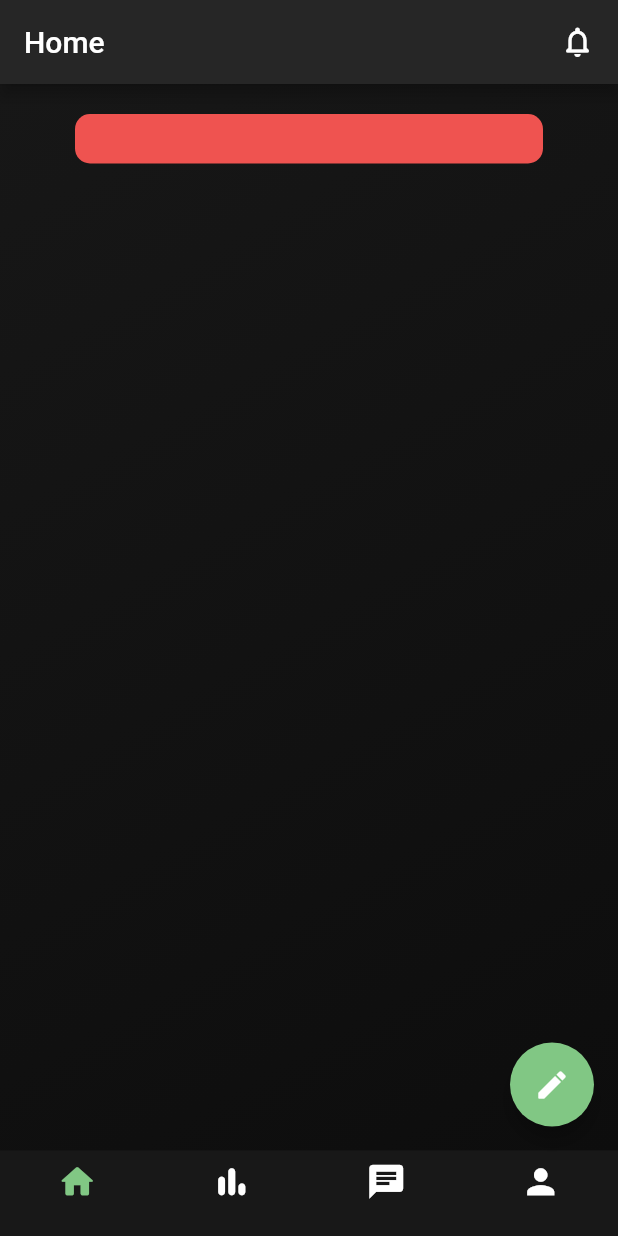
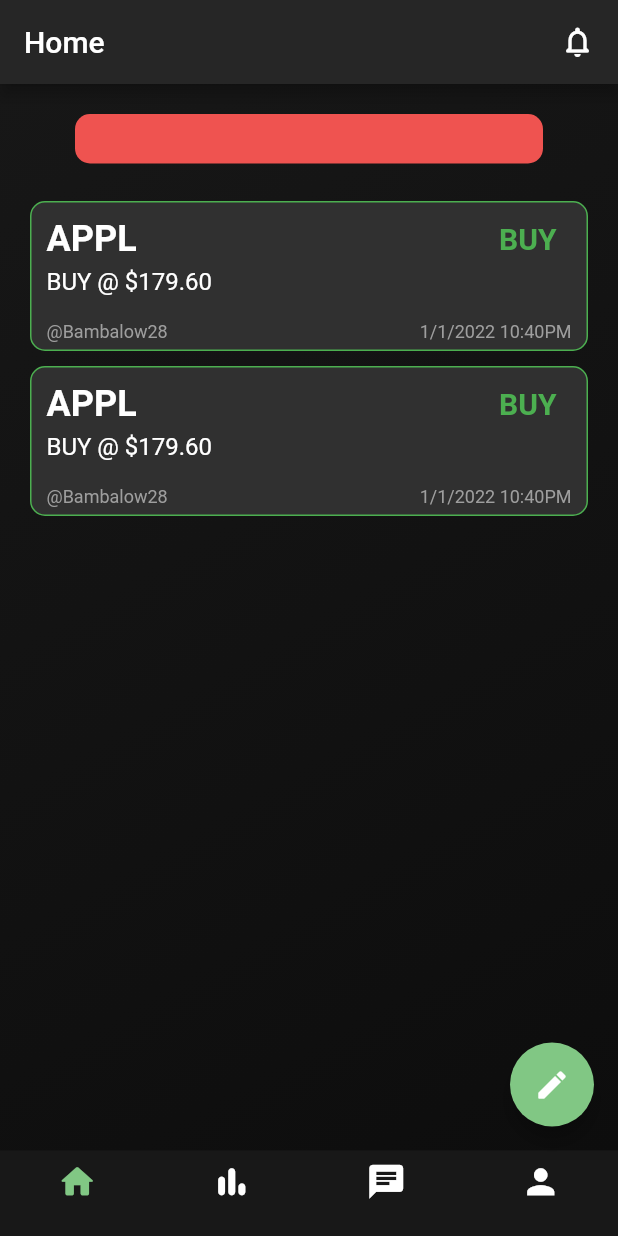
Before and after one commit to Bambalow28/StockMeUp, a Flutter app: the VerifiedHome screen opened directly, on a phone screen of 412 x 824 dp. Run offline on Flutter 3.47's test engine with Material 2 defaults, Android fonts, the phone set to English and light mode, and no system bars; our stand-ins replace auto_size_text, cloud_firestore, firebase_auth, firebase_core, fl_chart, shared_preferences and 1 more; accounts and stored records are empty; network calls fail.

Commit message:
Designed UI for signals

```diff
--- a/lib/mainPages/verifiedHome.dart
+++ b/lib/mainPages/verifiedHome.dart
@@ -202,7 +202,7 @@ class _VerifiedHome extends State<VerifiedHome> {
                       },
                       child: Container(
                         padding: EdgeInsets.all(5.0),
-                        margin: EdgeInsets.only(top: 20.0, bottom: 10.0),
+                        margin: EdgeInsets.only(top: 20.0, bottom: 25.0),
                         alignment: Alignment.center,
                         width: MediaQuery.of(context).size.width - 100,
                         decoration: BoxDecoration(
@@ -220,6 +220,101 @@ class _VerifiedHome extends State<VerifiedHome> {
                         ),
                       ),
                     ),
+                    Expanded(
+                        child: ListView.builder(
+                            itemCount: 2,
+                            scrollDirection: Axis.vertical,
+                            itemBuilder: (BuildContext context, int index) {
+                              return Container(
+                                margin: EdgeInsets.only(
+                                    left: 20.0, right: 20.0, bottom: 10.0),
+                                width: MediaQuery.of(context).size.width,
+                                height: 100.0,
+                                decoration: BoxDecoration(
+                                    color: Colors.grey[850],
+                                    border: Border.all(
+                                        color: Colors.green, width: 1.0),
+                                    borderRadius: BorderRadius.all(
+                                        Radius.circular(10.0))),
+                                child: Column(
+                                  children: <Widget>[
+                                    Row(
+                                      children: <Widget>[
+                                        Padding(
+                                            padding: EdgeInsets.only(
+                                                top: 10.0, left: 10.0),
+                                            child: Text(
+                                              'APPL',
+                                              style: TextStyle(
+                                                  color: Colors.white,
+                                                  fontWeight: FontWeight.bold,
+                                                  fontSize: 24.0),
+                                            )),
+                                        Expanded(
+                                          child: SizedBox(),
+                                        ),
+                                        Padding(
+                                            padding: EdgeInsets.only(
+                                                top: 10.0, right: 20.0),
+                                            child: Text(
+                                              'BUY',
+                                              style: TextStyle(
+                                                  color: Colors.green,
+                                                  fontWeight: FontWeight.bold,
+                                                  fontSize: 20.0),
+                                            )),
+                                      ],
+                                    ),
+                                    Row(
+                                      children: <Widget>[
+                                        Padding(
+                                            padding: EdgeInsets.only(
+                                                top: 5.0, left: 10.0),
+                                            child: Text(
+                                              'BUY @ \$179.60',
+                                              style: TextStyle(
+                                                  color: Colors.white,
+                                                  fontSize: 16.0),
+                                            )),
+                                        Expanded(
+                                          child: SizedBox(),
+                                        )
+                                      ],
+                                    ),
+                                    Expanded(
+                                      child: SizedBox(),
+                                    ),
+                                    Row(
+                                      children: <Widget>[
+                                        Padding(
+                                          padding: EdgeInsets.only(
+                                              left: 10.0, bottom: 5.0),
+                                          child: Text(
+                                            '@Bambalow28',
+                                            style: TextStyle(
+                                                color: Colors.grey,
+                                                fontSize: 12.0),
+                                          ),
+                                        ),
+                                        Expanded(
+                                          child: SizedBox(),
+                                        ),
+                                        Padding(
+                                          padding: EdgeInsets.only(
+                                              right: 10.0, bottom: 5.0),
+                                          child: Text(
+                                            '1/1/2022 10:40PM',
+                                            style: TextStyle(
+                                                color: Colors.grey,
+                                                fontSize: 12.0),
+                                          ),
+                                        ),
+                                      ],
+                                    )
+                                  ],
+                                ),
+                              );
+                            }))
                   ],
                 ))),
         floatingActionButton: FloatingActionButton(
```
